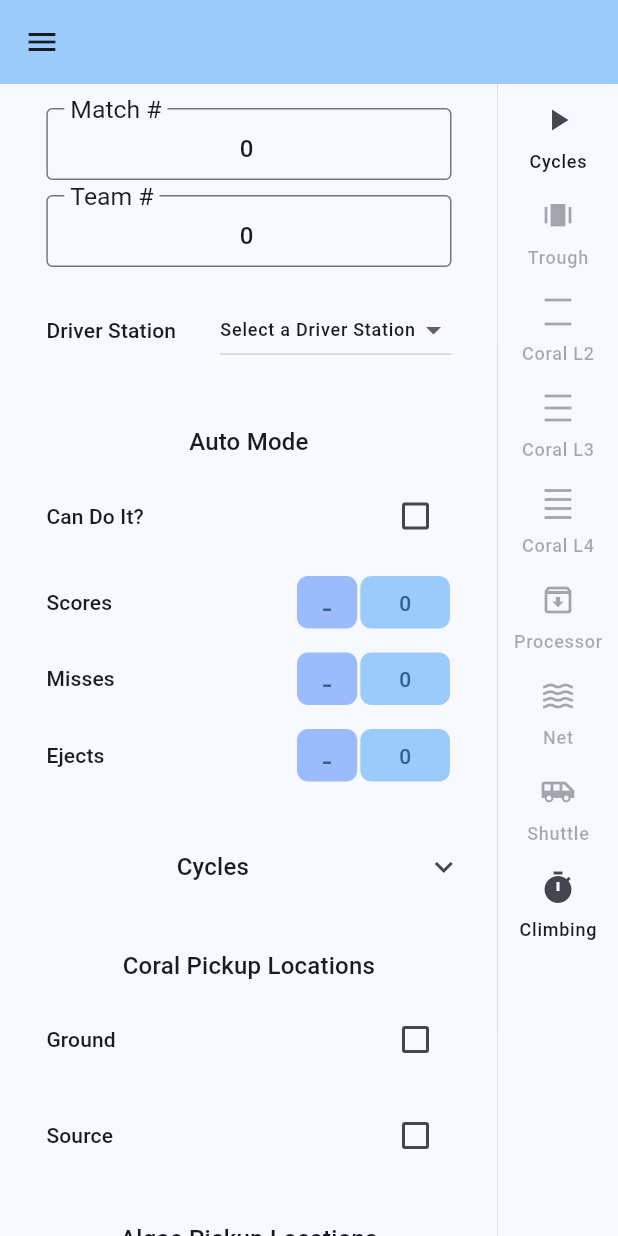
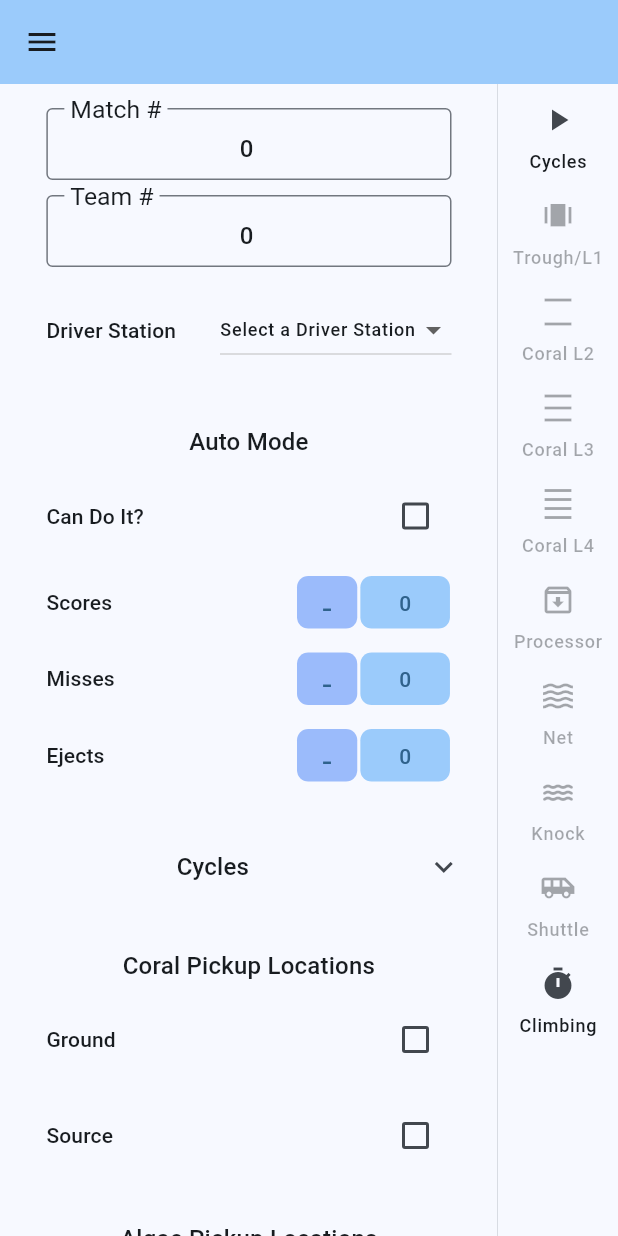
Before and after one commit to TheGreenMachine/GreenScout, a Flutter app: the MatchFormPage screen opened directly, on a phone screen of 412 x 824 dp. Run offline on Flutter 3.47's test engine with Material 3 defaults, Android fonts, the phone set to English and light mode, and no system bars; our stand-ins replace image_picker, percent_indicator, scrollable_positioned_list, shared_preferences; missing offline and left inert: dart_ipify, encrypt, pointycastle; accounts and stored records are empty.

Commit message:
added knocking to frontend & added switching between http & https

```diff
--- a/lib/pages/match_form.dart
+++ b/lib/pages/match_form.dart
@@ -57,6 +57,7 @@ enum CycleTimeLocation {
   processor,
   net,
   shuttle,
+  knock,
 
   none;
 
@@ -70,6 +71,7 @@ enum CycleTimeLocation {
       processor => "Processor",
       net => "Net",
       shuttle => "Shuttle",
+      knock => "Knock",
       none => "None",
 
       // This is left just in case we need to add something new...
@@ -115,6 +117,12 @@ class _MatchFormPage extends State<MatchFormPage> {
   TextEditingController teamNumberController = TextEditingController();
   TextEditingController notesController = TextEditingController();
 
+  ScrollController scrollController = ScrollController();
+
+  scrollToBottom() {
+    scrollController.jumpTo(scrollController.position.maxScrollExtent);
+  }
+
   /* START OF SEASON SPECIFIC INFORMATION */
 
   Reference<int> parkStatus = Reference(0);
@@ -150,6 +158,11 @@ class _MatchFormPage extends State<MatchFormPage> {
     teamNum.value = widget.teamNum ?? "0";
 
     driverStation.value = (widget.isBlue ?? false, widget.driverNumber ?? -1);
+
+    Future.delayed(const Duration(seconds: 1), () {
+      scrollController.animateTo(scrollController.position.maxScrollExtent,
+    duration: Duration(seconds: cycles.length * 10), curve: Curves.linear);
+    });
   }
 
   @override
@@ -264,9 +277,9 @@ class _MatchFormPage extends State<MatchFormPage> {
             color: cycleTimerActive ? Colors.blue.shade600 : null,
           ),
           disabled: !cycleTimerActive,
-          label: const Text("Trough"),
+          label: const Text("Trough/L1"),
         ),
-                NavigationRailDestination(
+        NavigationRailDestination(
           icon: Icon(
             Icons.density_large,
             color: cycleTimerActive ? Colors.blue.shade600 : null,
@@ -274,7 +287,7 @@ class _MatchFormPage extends State<MatchFormPage> {
           disabled: !cycleTimerActive,
           label: const Text("Coral L2"),
         ),
-                NavigationRailDestination(
+        NavigationRailDestination(
           icon: Icon(
             Icons.density_medium,
             color: cycleTimerActive ? Colors.blue.shade600 : null,
@@ -282,7 +295,7 @@ class _MatchFormPage extends State<MatchFormPage> {
           disabled: !cycleTimerActive,
           label: const Text("Coral L3"),
         ),
-                NavigationRailDestination(
+        NavigationRailDestination(
           icon: Icon(
             Icons.density_small,
             color: cycleTimerActive ? Colors.blue.shade600 : null,
@@ -305,6 +318,14 @@ class _MatchFormPage extends State<MatchFormPage> {
           ),
           disabled: !cycleTimerActive,
           label: const Text("Net"),
+        ),
+        NavigationRailDestination(
+          icon: Icon(
+            Icons.water_rounded,
+            color: cycleTimerActive ? Colors.blue.shade600 : null,
+          ),
+          disabled: !cycleTimerActive,
+          label: const Text("Knock"),
         ),
         NavigationRailDestination(
           icon: Icon(
@@ -338,6 +359,7 @@ class _MatchFormPage extends State<MatchFormPage> {
             case 5:
             case 6:
             case 7:
+            case 8:
               cycles.add(
                 CycleTimeInfo(
                   time: cycleStopwatch.elapsedMilliseconds.toDouble() / 1000,
@@ -351,7 +373,8 @@ class _MatchFormPage extends State<MatchFormPage> {
                     4 => CycleTimeLocation.coralL4,
                     5 => CycleTimeLocation.processor,
                     6 => CycleTimeLocation.net,
-                    7 => CycleTimeLocation.shuttle,
+                    7 => CycleTimeLocation.knock,
+                    8 => CycleTimeLocation.shuttle,
                     _ => CycleTimeLocation.none,
                   },
                 ),
@@ -360,7 +383,7 @@ class _MatchFormPage extends State<MatchFormPage> {
               break;
 
             // Climbing timer index. Make sure to update when moving around stuff!
-            case 8:
+            case 9:
               climbingTimerActive = !climbingTimerActive;
               break;
           }
@@ -441,18 +464,24 @@ class _MatchFormPage extends State<MatchFormPage> {
           const Padding(padding: EdgeInsets.all(5)),
 
           ExpansionTile(
+            onExpansionChanged: (bool expanded) {
+              scrollController.animateTo(scrollController.position.maxScrollExtent, duration: Duration(milliseconds: 200), curve: Curves.easeOut);;
+            },
             title: Text(
               "Cycles",
               textAlign: TextAlign.center,
               style: Theme.of(context).textTheme.titleMedium,
             ),
             iconColor: App.getThemeMode() == Brightness.dark
-            ? Colors.grey.shade800 : Colors.grey.shade800 ,
+                ? Colors.grey.shade800
+                : Colors.grey.shade800,
             children: [
               SizedBox(
                 width: width,
                 height: MediaQuery.of(context).size.height * 0.25,
                 child: ListView.builder(
+                  controller: scrollController,
+                  reverse: false, //this doesn't really have to be here
                   itemBuilder: (context, index) =>
                       buildCycleTile(context, index),
                   itemCount: cycles.length,
@@ -484,6 +513,25 @@ class _MatchFormPage extends State<MatchFormPage> {
             style: Theme.of(context).textTheme.labelLarge,
             textAlign: TextAlign.center,
           ),
+
+          // const Padding(padding: EdgeInsets.all(10)),
+          // Padding(
+          //   padding: EdgeInsets.symmetric(horizontal: widthPadding),
+          //   child: FloatingActionButton(
+          //     elevation: 0.0,
+          //     focusElevation: 0.0,
+          //     disabledElevation: 0.0,
+          //     hoverElevation: 0.0,
+          //     highlightElevation: 0.0,
+          //     shape: RoundedRectangleBorder(
+          //         borderRadius: BorderRadius.circular(1)),
+          //     onPressed: () {
+          //       climbingStopwatch.start();
+          //       climbingTimerActive = !climbingTimerActive;
+          //     },
+          //     child: const Text("Start Stopwatch Timer"),
+          //   ),
+          // ),
 
           const Padding(padding: EdgeInsets.all(10)),
           Padding(
@@ -537,7 +585,6 @@ class _MatchFormPage extends State<MatchFormPage> {
             parkStatus,
             0,
           ),
-
 
           const SubheaderLabel("Misc."),
 
@@ -624,7 +671,7 @@ class _MatchFormPage extends State<MatchFormPage> {
                 )
               : const Padding(padding: EdgeInsets.zero),
 
-            Padding(
+          Padding(
             padding: EdgeInsets.symmetric(horizontal: widthPadding),
             child: FloatingToggleButton(
               initialColor: Theme.of(context).colorScheme.inversePrimary,
@@ -942,10 +989,7 @@ class _MatchFormPage extends State<MatchFormPage> {
         "Misses": autoMisses.value,
         "Ejects": autoEjects.value
       },
-      "Endgame": {
-        "Parking Status": parkStatus.value,
-        "Time": climbingTime
-      },
+      "Endgame": {"Parking Status": parkStatus.value, "Time": climbingTime},
       "Misc": {
         "Lost Communication Or Disabled": disconnectOrDisabled.value,
         "User Lost Track": scouterLostTrack.value,
```
Also changed, not shown: lib/pages/login_as_user.dart (+8 -2 lines), lib/utils/app_state.dart (+19 -6 lines).
